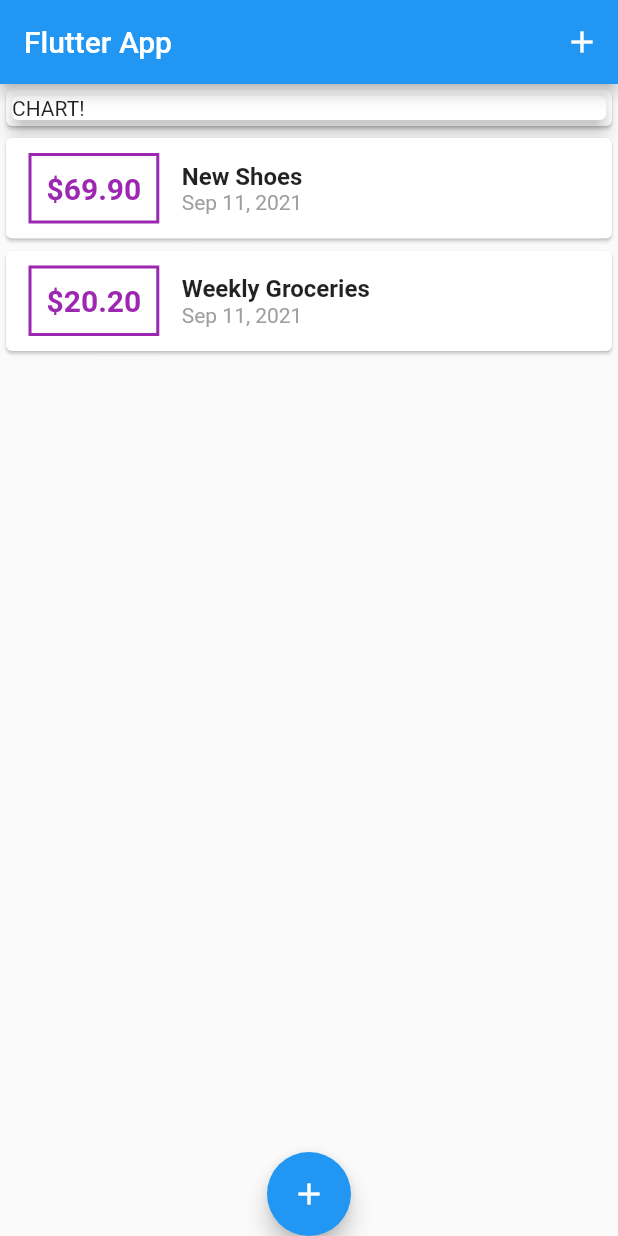
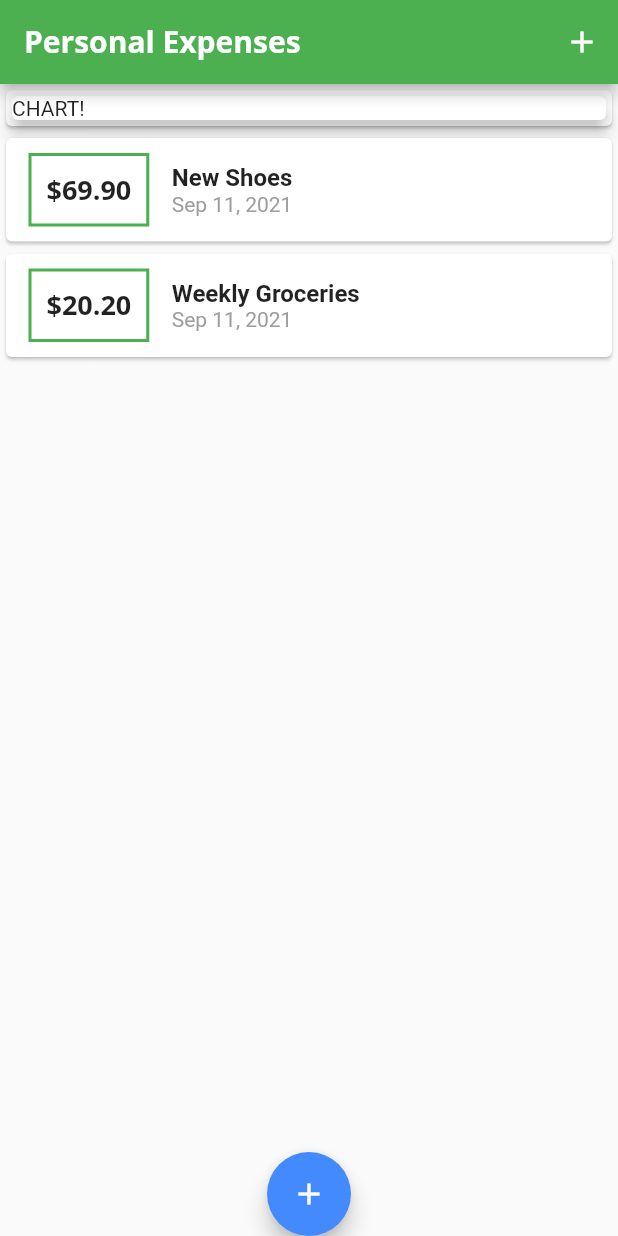
Before and after one commit to masashimorita/flutter-expenses-app, a Flutter app: the screen it shows after launch, on a phone screen of 412 x 824 dp. Run offline on Flutter 3.47's test engine with Material 2 defaults, Android fonts, the phone set to English and light mode, and no system bars.

Commit message:
feat: 🎸 Add Font & Style using Theming

```diff
--- a/lib/main.dart
+++ b/lib/main.dart
@@ -9,7 +9,28 @@ class MyApp extends StatelessWidget {
   @override
   Widget build(BuildContext context) {
     return MaterialApp(
-      title: 'Flutter App',
+      title: 'Personal Expenses',
+      theme: ThemeData(
+        primarySwatch: Colors.green,
+        accentColor: Colors.blueAccent,
+        fontFamily: 'Quicksand',
+        textTheme: ThemeData.light().textTheme.copyWith(
+          headline6: TextStyle(
+            fontFamily: 'OpenSans',
+            fontWeight: FontWeight.bold,
+            fontSize: 18,
+          ),
+        ),
+        appBarTheme: AppBarTheme(
+          textTheme: ThemeData.light().textTheme.copyWith(
+            headline6: TextStyle(
+              fontFamily: 'OpenSans',
+              fontSize: 20,
+              fontWeight: FontWeight.bold,
+            ),
+          ),
+        ),
+      ),
       home: MyHomePage(),
     );
   }
@@ -55,7 +76,7 @@ class _MyHomePageState extends State<MyHomePage> {
   Widget build(BuildContext context) {
     return Scaffold(
       appBar: AppBar(
-        title: Text('Flutter App'),
+        title: Text('Personal Expenses'),
         actions: <Widget>[
           IconButton(
             icon: Icon(Icons.add),
--- a/lib/widgets/transaction_list.dart
+++ b/lib/widgets/transaction_list.dart
@@ -25,18 +25,18 @@ class TransactionList extends StatelessWidget {
           Container(
             child: Text(
               '\$${this.transactions[index].amount.toStringAsFixed(2)}',
-              style: TextStyle(
-                fontWeight: FontWeight.bold,
-                fontSize: 20,
-                color: Colors.purple,
-              ),
+              style: Theme.of(ctx).textTheme.headline6,
             ),
             margin: EdgeInsets.symmetric(
               vertical: 10,
               horizontal: 15,
             ),
             decoration: BoxDecoration(
-                border: Border.all(color: Colors.purple, width: 2)),
+              border: Border.all(
+                color: Theme.of(ctx).primaryColor,
+                width: 2,
+              ),
+            ),
             padding: EdgeInsets.all(10),
           ),
           Column(
```
Also changed, not shown: pubspec.yaml (+11 -11 lines), assets/fonts/OpenSans-Bold.ttf (added), assets/fonts/OpenSans-Regular.ttf (added), assets/fonts/Quicksand-Bold.ttf (added), assets/fonts/Quicksand-Light.ttf (added), assets/fonts/Quicksand-Medium.ttf (added), assets/fonts/Quicksand-Regular.ttf (added).
